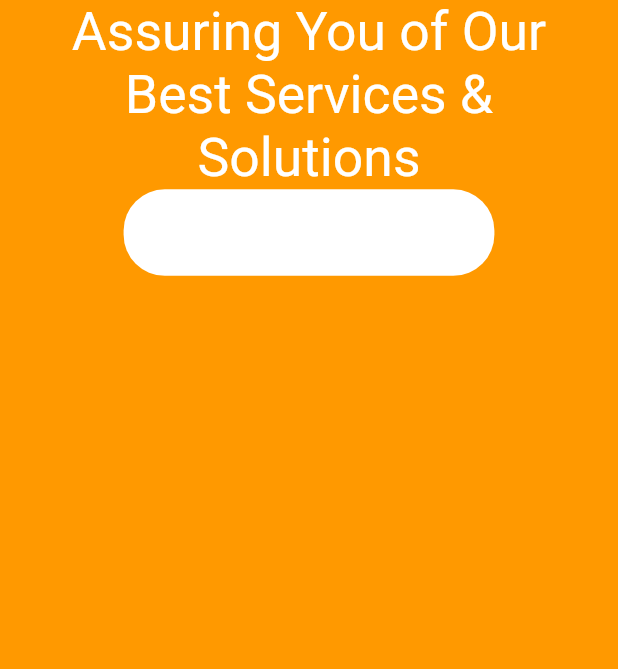
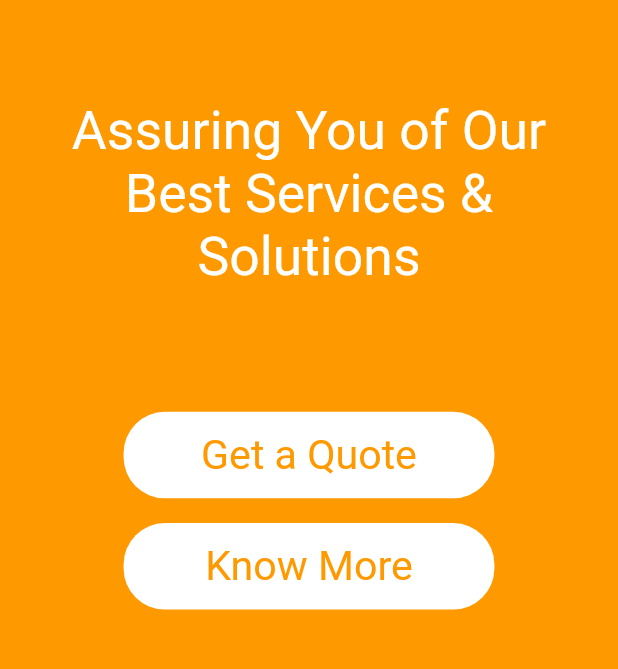
Before and after one commit to kamrandanish00/construction-app, a Flutter app: the screen it shows after launch, on a phone screen of 412 x 824 dp, the part 509-1178 px from its top. Run offline on Flutter 3.47's test engine with Material 2 defaults, Android fonts, the phone set to English and light mode, and no system bars; our stand-ins replace sizer.

```diff
--- /dev/null
+++ b/lib/screens/home.dart
@@ -0,0 +1,10 @@
+import 'package:flutter/material.dart';
+
+class Home extends StatelessWidget {
+  const Home({Key? key}) : super(key: key);
+
+  @override
+  Widget build(BuildContext context) {
+    return Scaffold();
+  }
+}
--- a/lib/screens/splash_screen.dart
+++ b/lib/screens/splash_screen.dart
@@ -1,3 +1,4 @@
+import 'package:construction_app/screens/home.dart';
 import 'package:flutter/material.dart';
 import 'package:sizer/sizer.dart';
 
@@ -61,6 +62,9 @@ class SplashScreen extends StatelessWidget {
               ),
             ],
           ),
+          SizedBox(
+            height: 8.h,
+          ),
           Column(
             children: [
               Text(
@@ -86,6 +90,9 @@ class SplashScreen extends StatelessWidget {
               )
             ],
           ),
+          SizedBox(
+            height: 10.h,
+          ),
           Container(
             height: 7.h,
             width: 60.w,
@@ -93,6 +100,41 @@ class SplashScreen extends StatelessWidget {
               color: Colors.white,
               borderRadius: BorderRadius.circular(20.sp),
             ),
+            child: Center(
+              child: Text(
+                'Get a Quote',
+                style: TextStyle(
+                  color: Color(0xffFF9900),
+                  fontSize: 20.sp,
+                ),
+              ),
+            ),
+          ),
+          SizedBox(
+            height: 2.h,
+          ),
+          InkWell(
+            onTap: () {
+              Navigator.push(
+                  context, MaterialPageRoute(builder: (ctx) => Home()));
+            },
+            child: Container(
+              height: 7.h,
+              width: 60.w,
+              decoration: BoxDecoration(
+                color: Colors.white,
+                borderRadius: BorderRadius.circular(20.sp),
+              ),
+              child: Center(
+                child: Text(
+                  'Know More',
+                  style: TextStyle(
+                    fontSize: 20.sp,
+                    color: Color(0xffFF9900),
+                  ),
+                ),
+              ),
+            ),
           )
         ],
       ),
--- a/pubspec.yaml
+++ b/pubspec.yaml
@@ -29,6 +29,7 @@ dependencies:
   # Use with the CupertinoIcons class for iOS style icons.
   cupertino_icons: ^1.0.2
   sizer: ^2.0.15
+  flutter_custom_clippers: ^2.0.0
 
 dev_dependencies:
   flutter_test:
```
Also changed, not shown: pubspec.lock.
